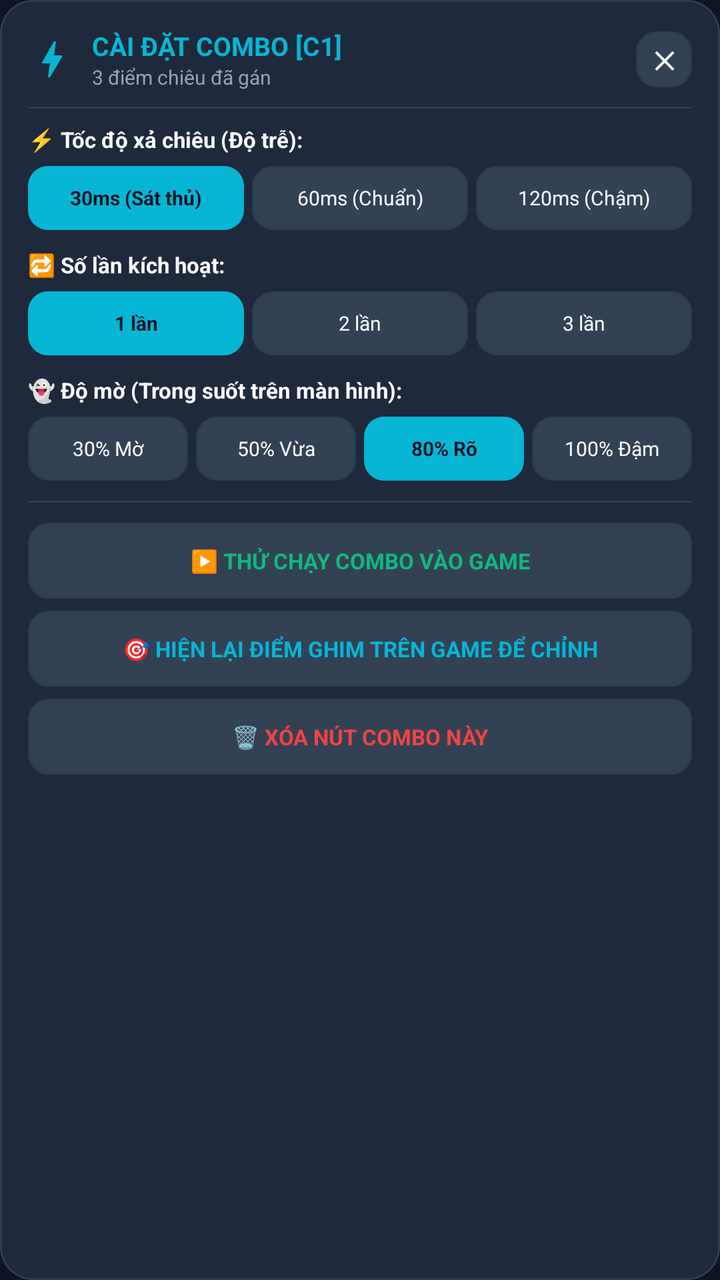
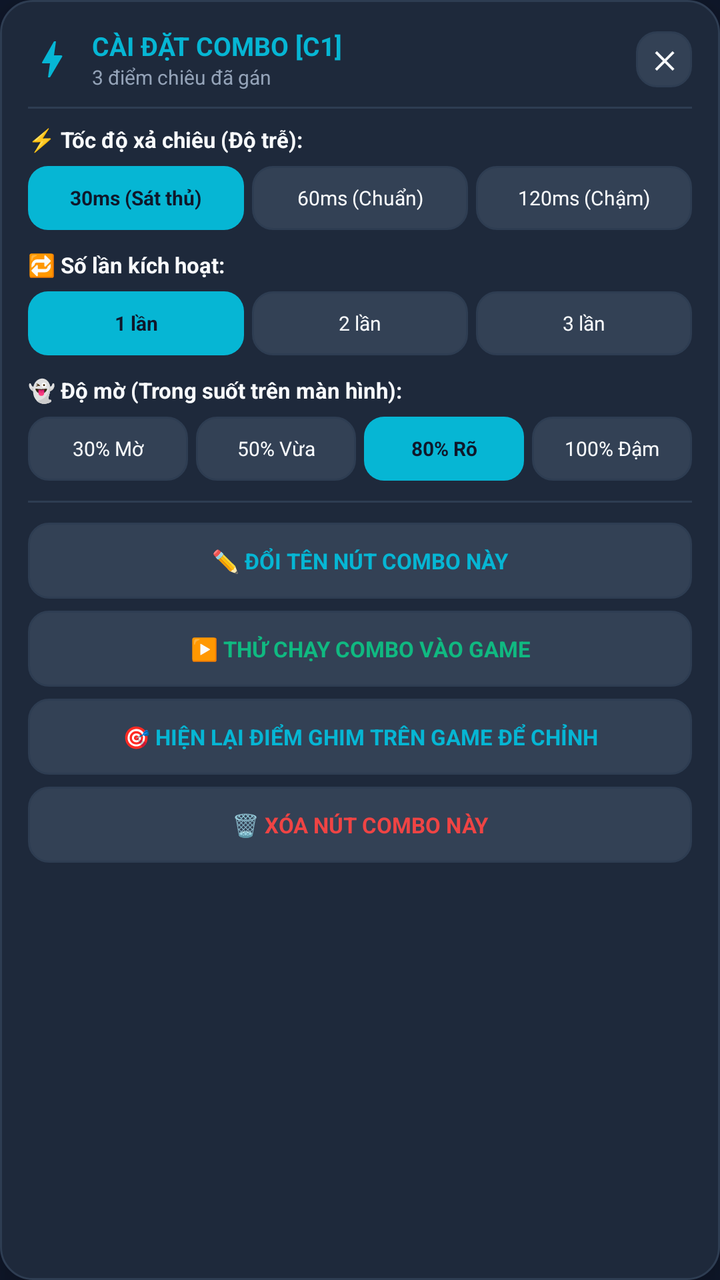

An Android layout rendered at two revisions. The XML below is the earlier revision; the diff shows what the commit changed to produce the second picture.
<!-- AndroidManifest.xml: application theme Theme.MacroGaming -->
<!-- res/layout/view_trigger_config_dialog.xml -->
<?xml version="1.0" encoding="utf-8"?>
<LinearLayout xmlns:android="http://schemas.android.com/apk/res/android"
    android:id="@+id/dialogRoot"
    android:layout_width="280dp"
    android:layout_height="wrap_content"
    android:background="@drawable/bg_dialog_card"
    android:orientation="vertical"
    android:padding="14dp"
    android:elevation="20dp">

    
    <LinearLayout
        android:layout_width="match_parent"
        android:layout_height="wrap_content"
        android:gravity="center_vertical"
        android:orientation="horizontal"
        android:layout_marginBottom="8dp">

        <ImageView
            android:layout_width="24dp"
            android:layout_height="24dp"
            android:src="@drawable/ic_speed"
            android:contentDescription="Turbo Icon" />

        <LinearLayout
            android:layout_width="0dp"
            android:layout_height="wrap_content"
            android:layout_marginStart="8dp"
            android:layout_weight="1"
            android:orientation="vertical">

            <TextView
                android:id="@+id/tvDialogComboName"
                android:layout_width="wrap_content"
                android:layout_height="wrap_content"
                android:text="CÀI ĐẶT COMBO [C1]"
                android:textColor="@color/cyan_neon"
                android:textSize="13sp"
                android:textStyle="bold" />

            <TextView
                android:id="@+id/tvDialogPointsSummary"
                android:layout_width="wrap_content"
                android:layout_height="wrap_content"
                android:text="3 điểm chiêu đã gán"
                android:textColor="@color/text_secondary"
                android:textSize="10sp" />
        </LinearLayout>

        <TextView
            android:id="@+id/btnDialogClose"
            android:layout_width="28dp"
            android:layout_height="28dp"
            android:background="@drawable/bg_turbo_btn_secondary"
            android:gravity="center"
            android:text="✕"
            android:textColor="@color/text_primary"
            android:textSize="12sp"
            android:textStyle="bold" />
    </LinearLayout>

    <View
        android:layout_width="match_parent"
        android:layout_height="1dp"
        android:background="@color/stroke_border"
        android:layout_marginBottom="8dp" />

    
    <TextView
        android:layout_width="wrap_content"
        android:layout_height="wrap_content"
        android:text="⚡ Tốc độ xả chiêu (Độ trễ):"
        android:textColor="@color/text_primary"
        android:textSize="11sp"
        android:textStyle="bold" />

    <LinearLayout
        android:layout_width="match_parent"
        android:layout_height="32dp"
        android:layout_marginTop="6dp"
        android:orientation="horizontal">

        <TextView
            android:id="@+id/btnOptDelayFast"
            android:layout_width="0dp"
            android:layout_height="match_parent"
            android:layout_weight="1"
            android:layout_marginEnd="4dp"
            android:background="@drawable/bg_turbo_btn_primary"
            android:gravity="center"
            android:text="30ms (Sát thủ)"
            android:textColor="@color/bg_dark"
            android:textSize="10sp"
            android:textStyle="bold" />

        <TextView
            android:id="@+id/btnOptDelayNormal"
            android:layout_width="0dp"
            android:layout_height="match_parent"
            android:layout_weight="1"
            android:layout_marginEnd="4dp"
            android:background="@drawable/bg_turbo_btn_secondary"
            android:gravity="center"
            android:text="60ms (Chuẩn)"
            android:textColor="@color/text_primary"
            android:textSize="10sp" />

        <TextView
            android:id="@+id/btnOptDelaySlow"
            android:layout_width="0dp"
            android:layout_height="match_parent"
            android:layout_weight="1"
            android:background="@drawable/bg_turbo_btn_secondary"
            android:gravity="center"
            android:text="120ms (Chậm)"
            android:textColor="@color/text_primary"
            android:textSize="10sp" />
    </LinearLayout>

    
    <TextView
        android:layout_width="wrap_content"
        android:layout_height="wrap_content"
        android:layout_marginTop="10dp"
        android:text="🔁 Số lần kích hoạt:"
        android:textColor="@color/text_primary"
        android:textSize="11sp"
        android:textStyle="bold" />

    <LinearLayout
        android:layout_width="match_parent"
        android:layout_height="32dp"
        android:layout_marginTop="6dp"
        android:orientation="horizontal">

        <TextView
            android:id="@+id/btnRepeat1"
            android:layout_width="0dp"
            android:layout_height="match_parent"
            android:layout_weight="1"
            android:layout_marginEnd="4dp"
            android:background="@drawable/bg_turbo_btn_primary"
            android:gravity="center"
            android:text="1 lần"
            android:textColor="@color/bg_dark"
            android:textSize="10sp"
            android:textStyle="bold" />

        <TextView
            android:id="@+id/btnRepeat2"
            android:layout_width="0dp"
            android:layout_height="match_parent"
            android:layout_weight="1"
            android:layout_marginEnd="4dp"
            android:background="@drawable/bg_turbo_btn_secondary"
            android:gravity="center"
            android:text="2 lần"
            android:textColor="@color/text_primary"
            android:textSize="10sp" />

        <TextView
            android:id="@+id/btnRepeat3"
            android:layout_width="0dp"
            android:layout_height="match_parent"
            android:layout_weight="1"
            android:background="@drawable/bg_turbo_btn_secondary"
            android:gravity="center"
            android:text="3 lần"
            android:textColor="@color/text_primary"
            android:textSize="10sp" />
    </LinearLayout>

    
    <TextView
        android:layout_width="wrap_content"
        android:layout_height="wrap_content"
        android:layout_marginTop="10dp"
        android:text="👻 Độ mờ (Trong suốt trên màn hình):"
        android:textColor="@color/text_primary"
        android:textSize="11sp"
        android:textStyle="bold" />

    <LinearLayout
        android:layout_width="match_parent"
        android:layout_height="32dp"
        android:layout_marginTop="6dp"
        android:orientation="horizontal">

        <TextView
            android:id="@+id/btnOpacity30"
            android:layout_width="0dp"
            android:layout_height="match_parent"
            android:layout_weight="1"
            android:layout_marginEnd="4dp"
            android:background="@drawable/bg_turbo_btn_secondary"
            android:gravity="center"
            android:text="30% Mờ"
            android:textColor="@color/text_primary"
            android:textSize="10sp" />

        <TextView
            android:id="@+id/btnOpacity50"
            android:layout_width="0dp"
            android:layout_height="match_parent"
            android:layout_weight="1"
            android:layout_marginEnd="4dp"
            android:background="@drawable/bg_turbo_btn_secondary"
            android:gravity="center"
            android:text="50% Vừa"
            android:textColor="@color/text_primary"
            android:textSize="10sp" />

        <TextView
            android:id="@+id/btnOpacity80"
            android:layout_width="0dp"
            android:layout_height="match_parent"
            android:layout_weight="1"
            android:layout_marginEnd="4dp"
            android:background="@drawable/bg_turbo_btn_primary"
            android:gravity="center"
            android:text="80% Rõ"
            android:textColor="@color/bg_dark"
            android:textSize="10sp"
            android:textStyle="bold" />

        <TextView
            android:id="@+id/btnOpacity100"
            android:layout_width="0dp"
            android:layout_height="match_parent"
            android:layout_weight="1"
            android:background="@drawable/bg_turbo_btn_secondary"
            android:gravity="center"
            android:text="100% Đậm"
            android:textColor="@color/text_primary"
            android:textSize="10sp" />
    </LinearLayout>

    <View
        android:layout_width="match_parent"
        android:layout_height="1dp"
        android:background="@color/stroke_border"
        android:layout_marginTop="10dp"
        android:layout_marginBottom="10dp" />

    
    <TextView
        android:id="@+id/btnDialogTestRun"
        android:layout_width="match_parent"
        android:layout_height="38dp"
        android:background="@drawable/bg_turbo_btn_secondary"
        android:gravity="center"
        android:text="▶️ THỬ CHẠY COMBO VÀO GAME"
        android:textColor="@color/emerald_play"
        android:textSize="11sp"
        android:textStyle="bold" />

    <TextView
        android:id="@+id/btnDialogRestorePins"
        android:layout_width="match_parent"
        android:layout_height="38dp"
        android:layout_marginTop="6dp"
        android:background="@drawable/bg_turbo_btn_secondary"
        android:gravity="center"
        android:text="🎯 HIỆN LẠI ĐIỂM GHIM TRÊN GAME ĐỂ CHỈNH"
        android:textColor="@color/cyan_neon"
        android:textSize="11sp"
        android:textStyle="bold" />

    <TextView
        android:id="@+id/btnDialogDelete"
        android:layout_width="match_parent"
        android:layout_height="38dp"
        android:layout_marginTop="6dp"
        android:background="@drawable/bg_turbo_btn_secondary"
        android:gravity="center"
        android:text="🗑️ XÓA NÚT COMBO NÀY"
        android:textColor="@color/crimson_stop"
        android:textSize="11sp"
        android:textStyle="bold" />

</LinearLayout>
<!-- resources referenced by this layout -->
<resources>
  <color name="bg_dark">#0F172A</color>
  <color name="crimson_stop">#EF4444</color>
  <color name="cyan_neon">#06B6D4</color>
  <color name="emerald_play">#10B981</color>
  <color name="stroke_border">#2E3D52</color>
  <color name="text_primary">#F8FAFC</color>
  <color name="text_secondary">#94A3B8</color>
  <!-- drawable bg_dialog_card (drawable) -->
  <?xml version="1.0" encoding="utf-8"?>
  <shape xmlns:android="http://schemas.android.com/apk/res/android"
      android:shape="rectangle">
      <corners android:radius="16dp" />
      <solid android:color="@color/bg_dialog" />
      <stroke
          android:width="1dp"
          android:color="@color/stroke_border" />
      <padding
          android:bottom="16dp"
          android:left="16dp"
          android:right="16dp"
          android:top="16dp" />
  </shape>
  <!-- drawable bg_turbo_btn_primary (drawable) -->
  <?xml version="1.0" encoding="utf-8"?>
  <shape xmlns:android="http://schemas.android.com/apk/res/android"
      android:shape="rectangle">
      <corners android:radius="10dp" />
      <solid android:color="@color/cyan_neon" />
  </shape>
  <!-- drawable bg_turbo_btn_secondary (drawable) -->
  <?xml version="1.0" encoding="utf-8"?>
  <shape xmlns:android="http://schemas.android.com/apk/res/android"
      android:shape="rectangle">
      <corners android:radius="10dp" />
      <solid android:color="@color/bg_surface_elevated" />
      <stroke
          android:width="1dp"
          android:color="@color/stroke_border" />
  </shape>
  <!-- drawable ic_speed (drawable) -->
  <vector xmlns:android="http://schemas.android.com/apk/res/android"
      android:width="24dp"
      android:height="24dp"
      android:viewportWidth="24"
      android:viewportHeight="24">
    <path
        android:fillColor="#06B6D4"
        android:pathData="M11,21h-1l1,-7H7.5c-0.88,0 -0.33,-0.75 -0.31,-0.78C8.48,10.94 10.42,7.54 13,3h1l-1,7h3.5c0.49,0 0.77,0.34 0.67,0.55L11,21z"/>
  </vector>
  <style name="Theme.MacroGaming" parent="Theme.Material3.Dark.NoActionBar">
          <item name="colorPrimary">@color/cyan_neon</item>
          <item name="colorOnPrimary">@color/bg_dark</item>
          <item name="colorSecondary">@color/purple_accent</item>
          <item name="android:windowBackground">@color/bg_dark</item>
          <item name="android:statusBarColor">@color/bg_dark</item>
          <item name="android:navigationBarColor">@color/bg_dark</item>
      </style>
  <color name="bg_dialog">#1E293B</color>
  <color name="bg_surface_elevated">#334155</color>
  <color name="purple_accent">#8B5CF6</color>
</resources>

<!-- the commit's change to res/layout/view_trigger_config_dialog.xml (unified diff, before → after) -->
@@ -242,11 +242,23 @@
         android:layout_marginTop="10dp"
         android:layout_marginBottom="10dp" />
 
+    <TextView
+        android:id="@+id/btnDialogRename"
+        android:layout_width="match_parent"
+        android:layout_height="38dp"
+        android:background="@drawable/bg_turbo_btn_secondary"
+        android:gravity="center"
+        android:text="✏️ ĐỔI TÊN NÚT COMBO NÀY"
+        android:textColor="@color/cyan_neon"
+        android:textSize="11sp"
+        android:textStyle="bold" />
+
     
     <TextView
         android:id="@+id/btnDialogTestRun"
         android:layout_width="match_parent"
         android:layout_height="38dp"
+        android:layout_marginTop="6dp"
         android:background="@drawable/bg_turbo_btn_secondary"
         android:gravity="center"
         android:text="▶️ THỬ CHẠY COMBO VÀO GAME"
